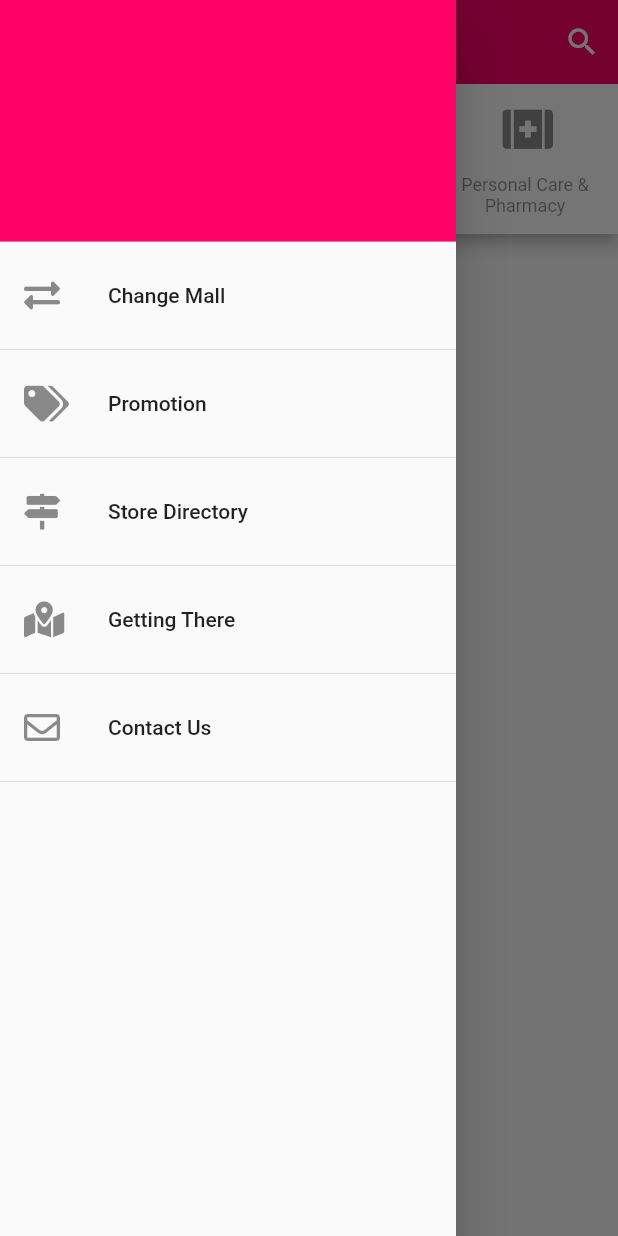
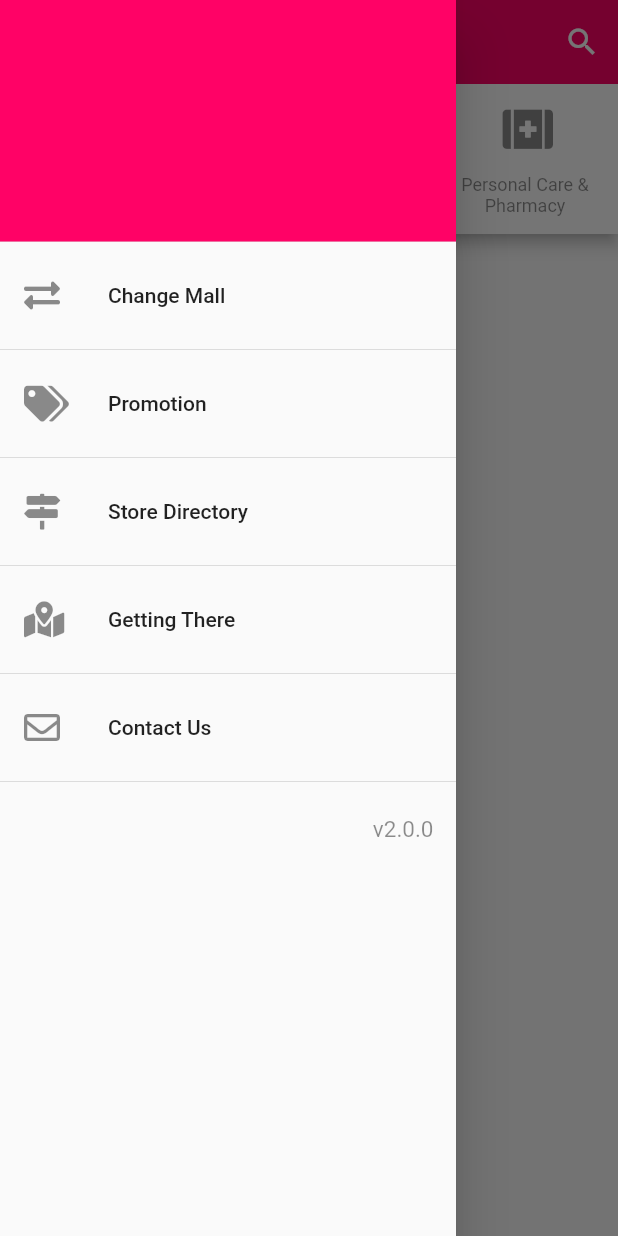
Before and after one commit to tattwei46/mallsyok, a Flutter app: the OutletListPage screen opened directly with empty values, with the side drawer open, on a phone screen of 412 x 824 dp. Run offline on Flutter 3.47's test engine with Material 2 defaults, Android fonts, the phone set to English and light mode, and no system bars; our stand-ins replace cached_network_image, cloud_firestore, font_awesome_flutter; accounts and stored records are empty.

Commit message:
Added app version inside drawer

```diff
--- a/mallsyok/lib/common_widget/platform_drawer.dart
+++ b/mallsyok/lib/common_widget/platform_drawer.dart
@@ -82,6 +82,16 @@ class PlatformDrawer extends StatelessWidget {
             onTap: () {},
           ),
           Divider(),
+          new Align(
+            alignment: Alignment.bottomRight,
+            child: Padding(
+              padding: const EdgeInsets.all(15.0),
+              child: Text(
+                AppConfig.APP_VERSION,
+                style: new TextStyle(color: Colors.black45, fontSize: 15.0),
+              ),
+            ),
+          )
         ],
       ),
     );
```
